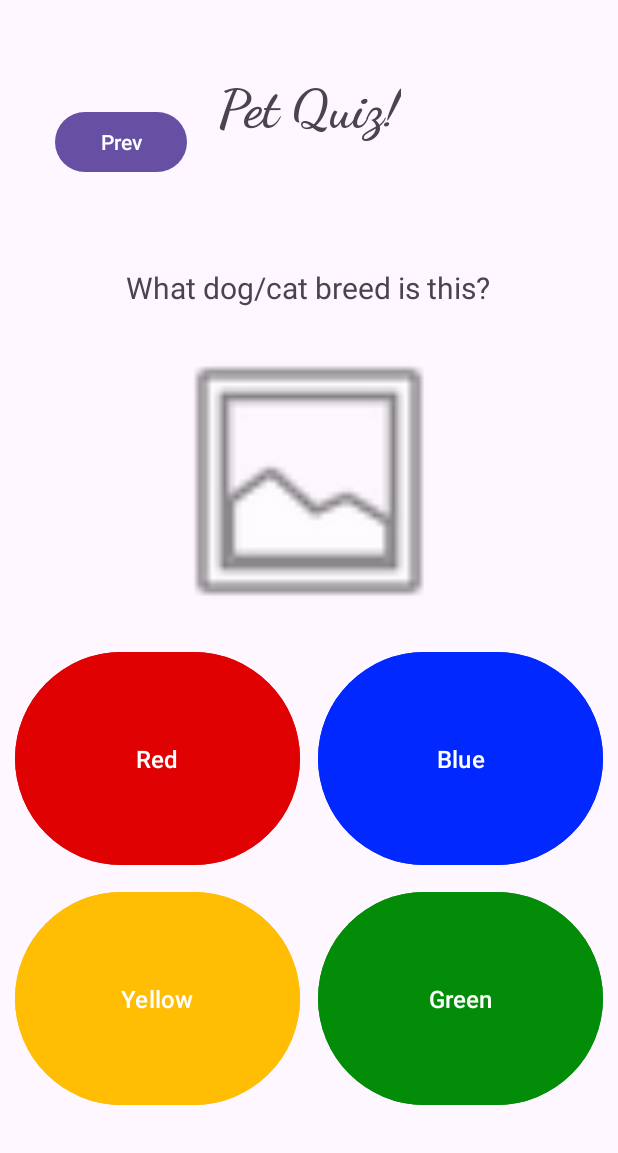
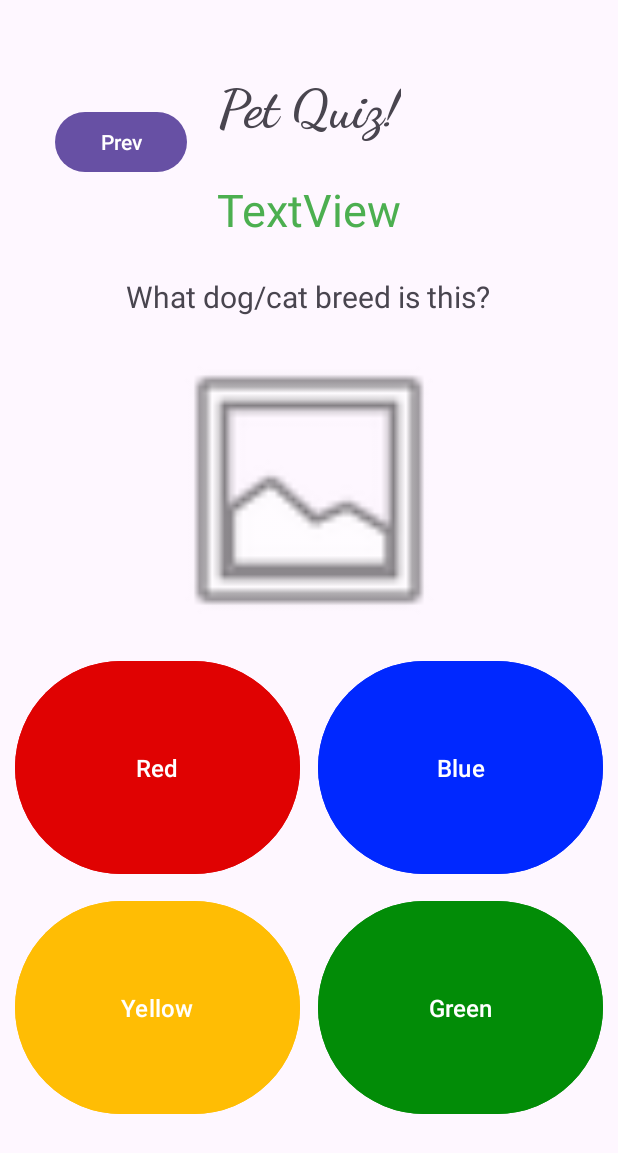
Before and after one commit to Lissiola/Paws_and_Learn, an Android app: the screen it shows after launch (QuizActivity), on a phone screen of 412 x 824 dp. Shown: the top 1153 px of the screen. Run offline under Robolectric (Android 15) with nearby library versions, the phone set to English and light mode, and no system bars; our stand-ins replace Picasso, Volley; network calls fail; pictures from the network do not load; Roboto replaces fonts that are not available here.

Commit message:
Merge remote-tracking branch 'origin/AlainasBranch' into AlainasBranch

```diff
--- a/app/src/main/res/layout/activity_quiz.xml
+++ b/app/src/main/res/layout/activity_quiz.xml
@@ -68,7 +68,7 @@
             android:id="@+id/txtQuestion"
             android:layout_width="wrap_content"
             android:layout_height="wrap_content"
-            android:layout_marginTop="84dp"
+            android:layout_marginTop="90dp"
             android:text="What dog/cat breed is this?"
             android:textSize="20sp"
             app:layout_constraintEnd_toEndOf="parent"
@@ -112,5 +112,17 @@
             app:layout_constraintStart_toStartOf="parent"
             app:layout_constraintTop_toBottomOf="@+id/imgBreed" />
 
+        <TextView
+            android:id="@+id/txtResult"
+            android:layout_width="wrap_content"
+            android:layout_height="wrap_content"
+            android:layout_marginTop="25dp"
+            android:text="TextView"
+            android:textColor="#4CAF50"
+            android:textSize="30sp"
+            app:layout_constraintEnd_toEndOf="parent"
+            app:layout_constraintStart_toStartOf="parent"
+            app:layout_constraintTop_toBottomOf="@+id/txtPetQuiz" />
+
     </androidx.constraintlayout.widget.ConstraintLayout>
 </androidx.constraintlayout.widget.ConstraintLayout>
```
Also changed, not shown: app/src/main/java/com/example/pawsandlearn/QuizActivity.java (+40 -14 lines).
